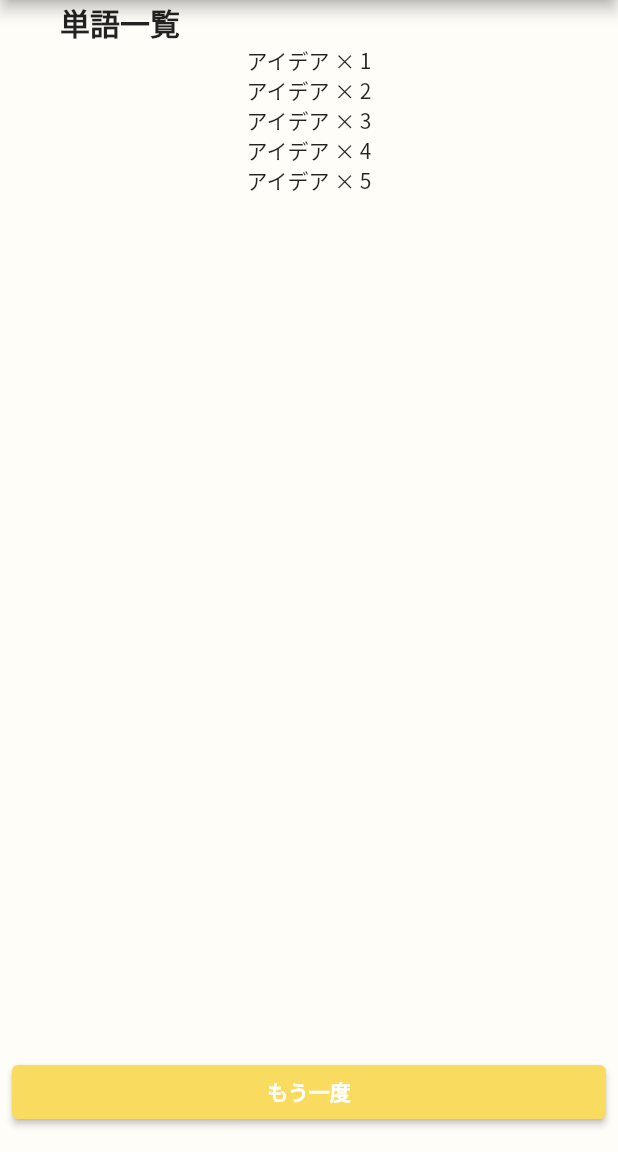
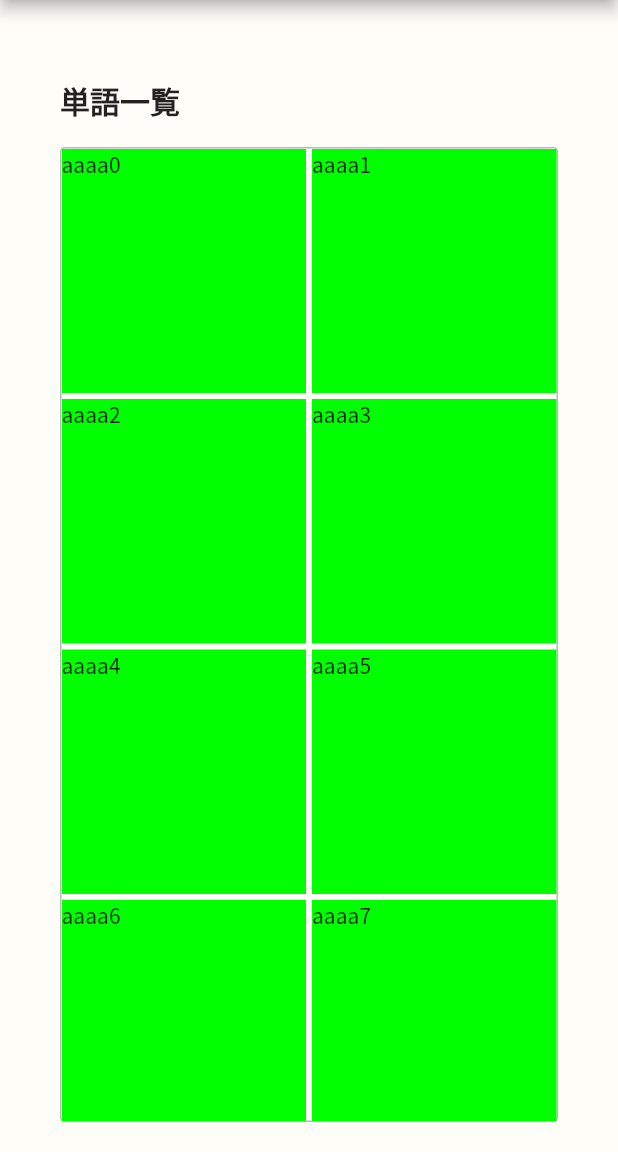
Before and after one commit to yuro241/idea-cross, a Flutter app: the WordBookScreen screen opened directly, on a phone screen of 412 x 824 dp, the part 84-1236 px from its top. Run offline on Flutter 3.47's test engine with Material 2 defaults, Android fonts, the phone set to English and light mode, and no system bars.

Commit message:
add responsive grid view for wordbook

```diff
--- a/lib/main.dart
+++ b/lib/main.dart
@@ -1,9 +1,9 @@
 import 'package:flutter/material.dart';
-import 'package:myapp/home/home_screen.dart';
 import 'package:myapp/model/wordListModel.dart';
 import 'package:myapp/repository/word_repository.dart';
-import 'package:myapp/result/result_screen.dart';
-import 'package:myapp/word_book/word_book.dart';
+import 'package:myapp/screens/home/home_screen.dart';
+import 'package:myapp/screens/result/result_screen.dart';
+import 'package:myapp/screens/word_book/word_book.dart';
 import 'package:provider/provider.dart';
 
 void main() => runApp(AppBase());
--- a/lib/screens/result/components/result_list.dart
+++ b/lib/screens/result/components/result_list.dart
@@ -1,5 +1,5 @@
 import 'package:flutter/material.dart';
-import 'package:myapp/result/components/result_list_item.dart';
+import 'package:myapp/screens/result/components/result_list_item.dart';
 
 class ResultList extends StatelessWidget {
   final String concept;
--- a/lib/screens/result/result_screen.dart
+++ b/lib/screens/result/result_screen.dart
@@ -2,8 +2,8 @@ import 'package:flutter/material.dart';
 import 'package:flutter/widgets.dart';
 import 'package:myapp/model/wordListModel.dart';
 import 'package:myapp/repository/word_repository.dart';
-import 'package:myapp/result/components/result_list.dart';
-import 'package:myapp/result/components/retry_button.dart';
+import 'package:myapp/screens/result/components/result_list.dart';
+import 'package:myapp/screens/result/components/retry_button.dart';
 import 'package:provider/provider.dart';
 
 class ResultScreenArguments {
--- a/lib/screens/word_book/word_book.dart
+++ b/lib/screens/word_book/word_book.dart
@@ -24,6 +24,9 @@ class WordBookScreenState extends State<WordBookScreen> {
       ),
       body: Column(
         children: [
+          SizedBox(
+            height: 52,
+          ),
           Row(
             children: [
               SizedBox(
@@ -39,54 +42,40 @@ class WordBookScreenState extends State<WordBookScreen> {
               Spacer(),
             ],
           ),
-          Flexible(
-            child: Column(
-              children: [
-                Container(
-                  height: 20,
-                  child: Text('アイデア × 1'),
+          SizedBox(
+            height: 16,
+          ),
+          Expanded(
+            child: Padding(
+              padding: EdgeInsets.symmetric(
+                horizontal: 40,
+              ),
+              child: Container(
+                decoration: BoxDecoration(
+                  border: Border.all(
+                    color: Color(0xFFBABABA),
+                  ),
+                  borderRadius: BorderRadius.circular(3),
                 ),
-                Container(
-                  height: 20,
-                  child: Text('アイデア × 2'),
+                child: GridView.builder(
+                  gridDelegate: SliverGridDelegateWithMaxCrossAxisExtent(
+                    maxCrossAxisExtent: 300,
+                    crossAxisSpacing: 4,
+                    mainAxisSpacing: 4,
+                  ),
+                  itemBuilder: (context, index) {
+                    return Container(
+                      height: 100,
+                      color: Color(0xFF00FF00),
+                      child: Text('aaaa$index'),
+                    );
+                  },
                 ),
-                Container(
-                  height: 20,
-                  child: Text('アイデア × 3'),
-                ),
-                Container(
-                  height: 20,
-                  child: Text('アイデア × 4'),
-                ),
-                Container(
-                  height: 20,
-                  child: Text('アイデア × 5'),
-                ),
-              ],
+              ),
             ),
           ),
           SizedBox(
             height: 20,
-          ),
-          Container(
-            padding: EdgeInsets.symmetric(horizontal: 8, vertical: 16),
-            width: MediaQuery.of(context).size.width,
-            child: ElevatedButton(
-              child: const Text(
-                'もう一度',
-                style: TextStyle(
-                  fontSize: 14,
-                  fontWeight: FontWeight.bold,
-                ),
-              ),
-              style: ElevatedButton.styleFrom(
-                primary: Color(0xFFF9DC5F),
-                onPrimary: Colors.white,
-              ),
-              onPressed: () {
-                print('');
-              },
-            ),
           ),
         ],
       ),
```
Also changed, not shown: lib/screens/home/home_screen.dart (+4 -4 lines).
